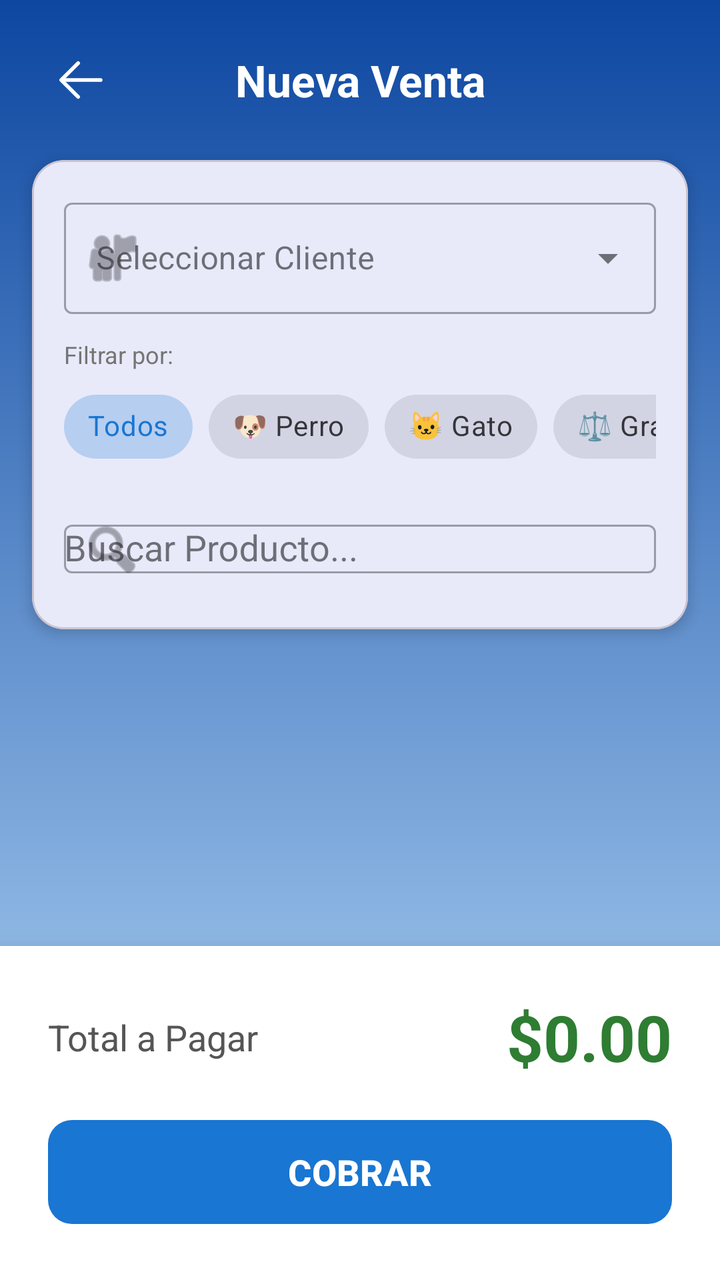
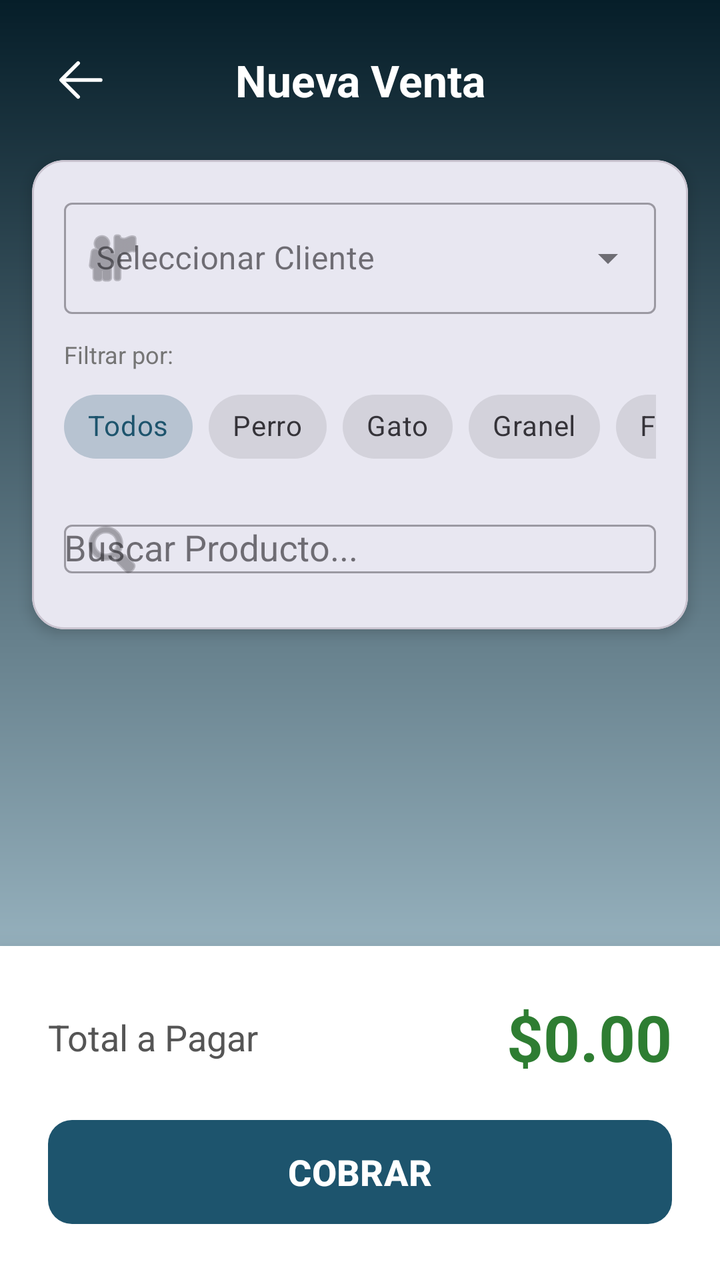

Compare the two renders of this Android layout. The source of the first and the diff that turns it into the second are given below.
<!-- AndroidManifest.xml: application theme Theme.PuntoPeludo -->
<!-- res/layout/activity_venta.xml -->
<?xml version="1.0" encoding="utf-8"?>
<androidx.constraintlayout.widget.ConstraintLayout xmlns:android="http://schemas.android.com/apk/res/android"
    xmlns:app="http://schemas.android.com/apk/res-auto"
    xmlns:tools="http://schemas.android.com/tools"
    android:layout_width="match_parent"
    android:layout_height="match_parent"
    android:background="@drawable/gradient_background"
    tools:context=".VentaActivity">

    <ImageButton
        android:id="@+id/btnBack"
        android:layout_width="48dp"
        android:layout_height="48dp"
        android:layout_marginStart="16dp"
        android:layout_marginTop="16dp"
        android:background="?attr/selectableItemBackgroundBorderless"
        android:src="@drawable/back_svgrepo_com"
        app:layout_constraintStart_toStartOf="parent"
        app:layout_constraintTop_toTopOf="parent"
        app:tint="@color/white" />

    <TextView
        android:id="@+id/tvTituloVenta"
        android:layout_width="wrap_content"
        android:layout_height="wrap_content"
        android:text="Nueva Venta"
        android:textColor="@color/white"
        android:textSize="22sp"
        android:textStyle="bold"
        app:layout_constraintBottom_toBottomOf="@id/btnBack"
        app:layout_constraintEnd_toEndOf="parent"
        app:layout_constraintStart_toStartOf="parent"
        app:layout_constraintTop_toTopOf="@id/btnBack" />

    <com.google.android.material.card.MaterialCardView
        android:id="@+id/cardBusqueda"
        android:layout_width="match_parent"
        android:layout_height="wrap_content"
        android:layout_marginHorizontal="16dp"
        android:layout_marginTop="16dp"
        app:cardCornerRadius="16dp"
        app:cardElevation="4dp"
        app:layout_constraintTop_toBottomOf="@id/btnBack">

        <LinearLayout
            android:layout_width="match_parent"
            android:layout_height="wrap_content"
            android:orientation="vertical"
            android:padding="16dp">

            <com.google.android.material.textfield.TextInputLayout
                style="@style/Widget.MaterialComponents.TextInputLayout.OutlinedBox.ExposedDropdownMenu"
                android:layout_width="match_parent"
                android:layout_height="wrap_content"
                android:layout_marginBottom="12dp"
                android:hint="Seleccionar Cliente"
                app:startIconDrawable="@android:drawable/ic_menu_myplaces">

                <AutoCompleteTextView
                    android:id="@+id/autoCompleteCliente"
                    android:layout_width="match_parent"
                    android:layout_height="wrap_content"
                    android:inputType="text" />
            </com.google.android.material.textfield.TextInputLayout>

            <TextView
                android:layout_width="wrap_content"
                android:layout_height="wrap_content"
                android:text="Filtrar por:"
                android:textSize="12sp"
                android:textColor="#757575"
                android:layout_marginBottom="4dp"/>

            <HorizontalScrollView
                android:layout_width="match_parent"
                android:layout_height="wrap_content"
                android:scrollbars="none">

                <com.google.android.material.chip.ChipGroup
                    android:id="@+id/chipGroupFiltros"
                    android:layout_width="wrap_content"
                    android:layout_height="wrap_content"
                    app:singleSelection="true">

                    <com.google.android.material.chip.Chip
                        android:id="@+id/chipTodos"
                        style="@style/Widget.MaterialComponents.Chip.Choice"
                        android:layout_width="wrap_content"
                        android:layout_height="wrap_content"
                        android:text="Todos"
                        android:checked="true"/>

                    <com.google.android.material.chip.Chip
                        android:id="@+id/chipPerro"
                        style="@style/Widget.MaterialComponents.Chip.Choice"
                        android:layout_width="wrap_content"
                        android:layout_height="wrap_content"
                        android:text="🐶 Perro"/>

                    <com.google.android.material.chip.Chip
                        android:id="@+id/chipGato"
                        style="@style/Widget.MaterialComponents.Chip.Choice"
                        android:layout_width="wrap_content"
                        android:layout_height="wrap_content"
                        android:text="🐱 Gato"/>

                    <com.google.android.material.chip.Chip
                        android:id="@+id/chipGranel"
                        style="@style/Widget.MaterialComponents.Chip.Choice"
                        android:layout_width="wrap_content"
                        android:layout_height="wrap_content"
                        android:text="⚖️ Granel"/>

                    <com.google.android.material.chip.Chip
                        android:id="@+id/chipFarmacia"
                        style="@style/Widget.MaterialComponents.Chip.Choice"
                        android:layout_width="wrap_content"
                        android:layout_height="wrap_content"
                        android:text="💊 Farmacia"/>

                </com.google.android.material.chip.ChipGroup>
            </HorizontalScrollView>

            <com.google.android.material.textfield.TextInputLayout
                style="@style/Widget.MaterialComponents.TextInputLayout.OutlinedBox"
                android:layout_width="match_parent"
                android:layout_height="wrap_content"
                android:layout_marginTop="8dp"
                android:hint="Buscar Producto..."
                app:startIconDrawable="@android:drawable/ic_menu_search">

                <AutoCompleteTextView
                    android:id="@+id/autoCompleteProducto"
                    android:layout_width="match_parent"
                    android:layout_height="wrap_content"
                    android:inputType="text" />
            </com.google.android.material.textfield.TextInputLayout>

        </LinearLayout>
    </com.google.android.material.card.MaterialCardView>

    <androidx.recyclerview.widget.RecyclerView
        android:id="@+id/recyclerViewCarrito"
        android:layout_width="match_parent"
        android:layout_height="0dp"
        android:layout_marginHorizontal="16dp"
        android:layout_marginTop="8dp"
        android:layout_marginBottom="8dp"
        app:layout_constraintBottom_toTopOf="@id/layoutTotal"
        app:layout_constraintTop_toBottomOf="@id/cardBusqueda" />

    <LinearLayout
        android:id="@+id/layoutTotal"
        android:layout_width="match_parent"
        android:layout_height="wrap_content"
        android:orientation="vertical"
        android:background="@color/white"
        android:padding="24dp"
        android:elevation="16dp"
        app:layout_constraintBottom_toBottomOf="parent">

        <LinearLayout
            android:layout_width="match_parent"
            android:layout_height="wrap_content"
            android:orientation="horizontal"
            android:gravity="center_vertical"
            android:layout_marginBottom="16dp">

            <TextView
                android:layout_width="0dp"
                android:layout_height="wrap_content"
                android:layout_weight="1"
                android:text="Total a Pagar"
                android:textSize="18sp"
                android:textColor="#555555"/>

            <TextView
                android:id="@+id/textViewTotal"
                android:layout_width="wrap_content"
                android:layout_height="wrap_content"
                android:text="$0.00"
                android:textSize="32sp"
                android:textStyle="bold"
                android:textColor="#2E7D32"/>
        </LinearLayout>

        <com.google.android.material.button.MaterialButton
            android:id="@+id/buttonFinalizarVenta"
            android:layout_width="match_parent"
            android:layout_height="60dp"
            android:text="COBRAR"
            android:textSize="18sp"
            android:textStyle="bold"
            app:cornerRadius="12dp"
            app:backgroundTint="@color/azul_medio"/>
    </LinearLayout>

</androidx.constraintlayout.widget.ConstraintLayout>
<!-- resources referenced by this layout -->
<resources>
  <color name="azul_medio">#1976D2</color>
  <color name="white">#FFFFFFFF</color>
  <!-- drawable back_svgrepo_com (drawable) -->
  <vector xmlns:android="http://schemas.android.com/apk/res/android" android:autoMirrored="true" android:height="30dp" android:viewportHeight="1024" android:viewportWidth="1024" android:width="30dp">
        
      <path android:fillColor="#ffffff" android:pathData="M224,480h640a32,32 0,1 1,0 64H224a32,32 0,0 1,0 -64z"/>
        
      <path android:fillColor="#ffffff" android:pathData="m237.2,512 l265.4,265.3a32,32 0,0 1,-45.3 45.3l-288,-288a32,32 0,0 1,0 -45.3l288,-288a32,32 0,1 1,45.3 45.3L237.2,512z"/>
      
  </vector>
  <!-- drawable gradient_background (drawable) -->
  <?xml version="1.0" encoding="utf-8"?>
  <shape xmlns:android="http://schemas.android.com/apk/res/android"
      android:shape="rectangle">
      <gradient
          android:angle="90"
          android:startColor="@color/azul_claro"
          android:endColor="@color/azul_oscuro"
          android:type="linear" />
  </shape>
  <style name="Theme.PuntoPeludo" parent="Base.Theme.PuntoPeludo" />
  <color name="azul_claro">#BBDEFB</color>
  <color name="azul_oscuro">#0D47A1</color>
  <style name="Base.Theme.PuntoPeludo" parent="Theme.Material3.DayNight.NoActionBar">
  
          
          <item name="colorPrimary">@color/azul_medio</item>
          <item name="colorPrimaryVariant">@color/azul_claro</item>
          <item name="colorOnPrimary">@color/white</item>
  
          
          <item name="colorSecondary">@color/azul_claro</item>
          <item name="colorSecondaryVariant">@color/azul_oscuro</item>
          <item name="colorOnSecondary">@color/black</item>
  
          
          <item name="android:colorBackground">@color/azul_claro</item>
  
          
      </style>
  <color name="black">#FF000000</color>
</resources>

<!-- the commit's change to res/layout/activity_venta.xml (unified diff, before → after) -->
@@ -14,6 +14,7 @@
         android:layout_marginStart="16dp"
         android:layout_marginTop="16dp"
         android:background="?attr/selectableItemBackgroundBorderless"
+        android:contentDescription="Atrás"
         android:src="@drawable/back_svgrepo_com"
         app:layout_constraintStart_toStartOf="parent"
         app:layout_constraintTop_toTopOf="parent"
@@ -42,6 +43,7 @@
         app:cardElevation="4dp"
         app:layout_constraintTop_toBottomOf="@id/btnBack">
 
+        
         <LinearLayout
             android:layout_width="match_parent"
             android:layout_height="wrap_content"
@@ -66,10 +68,10 @@
             <TextView
                 android:layout_width="wrap_content"
                 android:layout_height="wrap_content"
+                android:layout_marginBottom="4dp"
                 android:text="Filtrar por:"
-                android:textSize="12sp"
                 android:textColor="#757575"
-                android:layout_marginBottom="4dp"/>
+                android:textSize="12sp" />
 
             <HorizontalScrollView
                 android:layout_width="match_parent"
@@ -87,36 +89,36 @@
                         style="@style/Widget.MaterialComponents.Chip.Choice"
                         android:layout_width="wrap_content"
                         android:layout_height="wrap_content"
-                        android:text="Todos"
-                        android:checked="true"/>
+                        android:checked="true"
+                        android:text="Todos" />
 
                     <com.google.android.material.chip.Chip
                         android:id="@+id/chipPerro"
                         style="@style/Widget.MaterialComponents.Chip.Choice"
                         android:layout_width="wrap_content"
                         android:layout_height="wrap_content"
-                        android:text="🐶 Perro"/>
+                        android:text="Perro" />
 
                     <com.google.android.material.chip.Chip
                         android:id="@+id/chipGato"
                         style="@style/Widget.MaterialComponents.Chip.Choice"
                         android:layout_width="wrap_content"
                         android:layout_height="wrap_content"
-                        android:text="🐱 Gato"/>
+                        android:text="Gato" />
 
                     <com.google.android.material.chip.Chip
                         android:id="@+id/chipGranel"
                         style="@style/Widget.MaterialComponents.Chip.Choice"
                         android:layout_width="wrap_content"
                         android:layout_height="wrap_content"
-                        android:text="⚖️ Granel"/>
+                        android:text="Granel" />
 
                     <com.google.android.material.chip.Chip
                         android:id="@+id/chipFarmacia"
                         style="@style/Widget.MaterialComponents.Chip.Choice"
                         android:layout_width="wrap_content"
                         android:layout_height="wrap_content"
-                        android:text="💊 Farmacia"/>
+                        android:text="Farmacia" />
 
                 </com.google.android.material.chip.ChipGroup>
             </HorizontalScrollView>
@@ -139,49 +141,57 @@
         </LinearLayout>
     </com.google.android.material.card.MaterialCardView>
 
+    
+
     <androidx.recyclerview.widget.RecyclerView
         android:id="@+id/recyclerViewCarrito"
-        android:layout_width="match_parent"
+        android:layout_width="0dp"
         android:layout_height="0dp"
         android:layout_marginHorizontal="16dp"
         android:layout_marginTop="8dp"
         android:layout_marginBottom="8dp"
+        android:clipToPadding="false"
+        app:layout_constraintTop_toBottomOf="@id/cardBusqueda"
         app:layout_constraintBottom_toTopOf="@id/layoutTotal"
-        app:layout_constraintTop_toBottomOf="@id/cardBusqueda" />
+        app:layout_constraintStart_toStartOf="parent"
+        app:layout_constraintEnd_toEndOf="parent"
+        tools:listitem="@layout/item_carrito_venta" />
 
     <LinearLayout
         android:id="@+id/layoutTotal"
         android:layout_width="match_parent"
         android:layout_height="wrap_content"
+        android:background="@color/white"
+        android:elevation="16dp"
         android:orientation="vertical"
-        android:background="@color/white"
         android:padding="24dp"
-        android:elevation="16dp"
-        app:layout_constraintBottom_toBottomOf="parent">
+        app:layout_constraintBottom_toBottomOf="parent"
+        app:layout_constraintStart_toStartOf="parent"
+        app:layout_constraintEnd_toEndOf="parent">
 
         <LinearLayout
             android:layout_width="match_parent"
             android:layout_height="wrap_content"
-            android:orientation="horizontal"
+            android:layout_marginBottom="16dp"
             android:gravity="center_vertical"
-            android:layout_marginBottom="16dp">
+            android:orientation="horizontal">
 
             <TextView
                 android:layout_width="0dp"
                 android:layout_height="wrap_content"
                 android:layout_weight="1"
                 android:text="Total a Pagar"
-                android:textSize="18sp"
-                android:textColor="#555555"/>
+                android:textColor="#555555"
+                android:textSize="18sp" />
 
             <TextView
                 android:id="@+id/textViewTotal"
                 android:layout_width="wrap_content"
                 android:layout_height="wrap_content"
                 android:text="$0.00"
+                android:textColor="#2E7D32"
                 android:textSize="32sp"
-                android:textStyle="bold"
-                android:textColor="#2E7D32"/>
+                android:textStyle="bold" />
         </LinearLayout>
 
         <com.google.android.material.button.MaterialButton
@@ -191,8 +201,75 @@
             android:text="COBRAR"
             android:textSize="18sp"
             android:textStyle="bold"
-            app:cornerRadius="12dp"
-            app:backgroundTint="@color/azul_medio"/>
+            app:backgroundTint="@color/azul_medio"
+            app:cornerRadius="12dp" />
     </LinearLayout>
 
+    
+
 </androidx.constraintlayout.widget.ConstraintLayout>
+<!-- res/layout/item_carrito_venta.xml (included above) -->
+<?xml version="1.0" encoding="utf-8"?>
+<com.google.android.material.card.MaterialCardView    xmlns:android="http://schemas.android.com/apk/res/android"
+    xmlns:app="http://schemas.android.com/apk/res-auto"
+    android:layout_width="match_parent"
+    android:layout_height="wrap_content"
+    android:layout_margin="4dp"
+    app:cardBackgroundColor="@android:color/transparent"
+    app:cardElevation="0dp">
+
+    <LinearLayout
+        android:layout_width="match_parent"
+        android:layout_height="wrap_content"
+        android:gravity="center_vertical"
+        android:orientation="horizontal"
+        android:padding="8dp">
+
+        <TextView
+            android:id="@+id/tvProductoNombre"
+            android:layout_width="0dp"
+            android:layout_height="wrap_content"
+            android:layout_weight="1"
+            android:text="Producto"
+            android:textColor="@color/white"
+            android:textSize="16sp" />
+
+        <ImageButton
+            android:id="@+id/btnMenos"
+            android:layout_width="40dp"
+            android:layout_height="40dp"
+            android:background="?attr/selectableItemBackgroundBorderless"
+            android:contentDescription="Restar"
+            android:src="@drawable/subtraction"
+            app:tint="@color/white" />
+
+        <TextView
+            android:id="@+id/tvCantidad"
+            android:layout_width="wrap_content"
+            android:layout_height="wrap_content"
+            android:paddingHorizontal="4dp"
+            android:text="1"
+            android:textColor="@color/white"
+            android:textSize="16sp"
+            android:textStyle="bold"/>
+
+        <ImageButton
+            android:id="@+id/btnMas"
+            android:layout_width="40dp"
+            android:layout_height="40dp"
+            android:background="?attr/selectableItemBackgroundBorderless"
+            android:contentDescription="Sumar"
+            android:src="@android:drawable/ic_input_add"
+            app:tint="@color/white" />
+
+        <TextView
+            android:id="@+id/tvSubtotal"
+            android:layout_width="90dp"
+            android:layout_height="wrap_content"
+            android:gravity="end"
+            android:text="$0.00"
+            android:textColor="@color/white"
+            android:textStyle="bold"
+            android:textSize="16sp" />
+    </LinearLayout>
+</com.google.android.material.card.MaterialCardView>
<!-- resource entries referenced after the edit -->
@@ -1,6 +1,6 @@
 <!-- resources referenced by this layout -->
 <resources>
-  <color name="azul_medio">#1976D2</color>
+  <color name="azul_medio">#1D546D</color>
   <color name="white">#FFFFFFFF</color>
   <!-- drawable back_svgrepo_com (drawable) -->
   <vector xmlns:android="http://schemas.android.com/apk/res/android" android:autoMirrored="true" android:height="30dp" android:viewportHeight="1024" android:viewportWidth="1024" android:width="30dp">
@@ -20,9 +20,15 @@
           android:endColor="@color/azul_oscuro"
           android:type="linear" />
   </shape>
+  <!-- drawable subtraction (drawable) -->
+  <vector xmlns:android="http://schemas.android.com/apk/res/android" android:autoMirrored="true" android:height="30dp" android:viewportHeight="19" android:viewportWidth="19" android:width="30dp">
+        
+      <path android:fillColor="#000000" android:pathData="M15.711,9.182a1.03,1.03 0,0 1,-1.03 1.03L4.319,10.212a1.03,1.03 0,1 1,0 -2.059h10.364a1.03,1.03 0,0 1,1.029 1.03z"/>
+      
+  </vector>
   <style name="Theme.PuntoPeludo" parent="Base.Theme.PuntoPeludo" />
-  <color name="azul_claro">#BBDEFB</color>
-  <color name="azul_oscuro">#0D47A1</color>
+  <color name="azul_claro">#C7E3F0</color>
+  <color name="azul_oscuro">#061E29</color>
   <style name="Base.Theme.PuntoPeludo" parent="Theme.Material3.DayNight.NoActionBar">
   
           
@@ -36,7 +42,7 @@
           <item name="colorOnSecondary">@color/black</item>
   
           
-          <item name="android:colorBackground">@color/azul_claro</item>
+          <item name="android:colorBackground">@color/azul_medio</item>
   
           
       </style>
